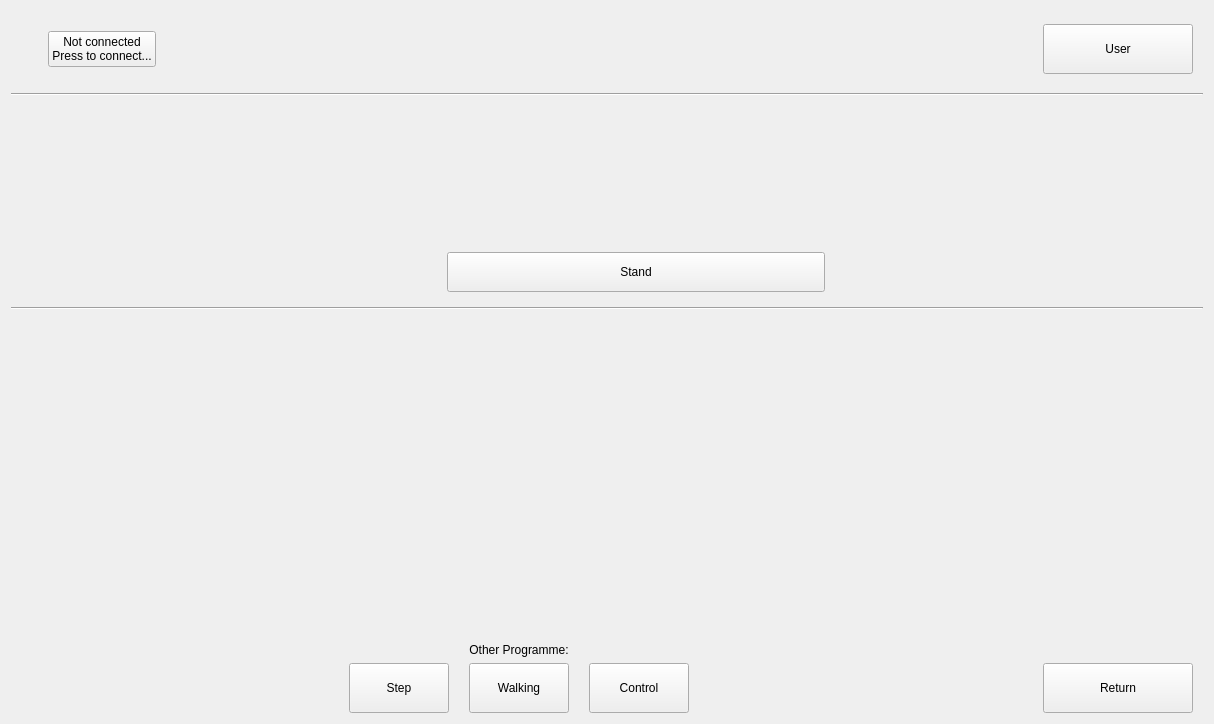
First picture: the form in src/gui_pkg/include/gui_pkg/session_form.ui, repository cristianbass01/GUI_robotic_exoskeleton, before the edit.
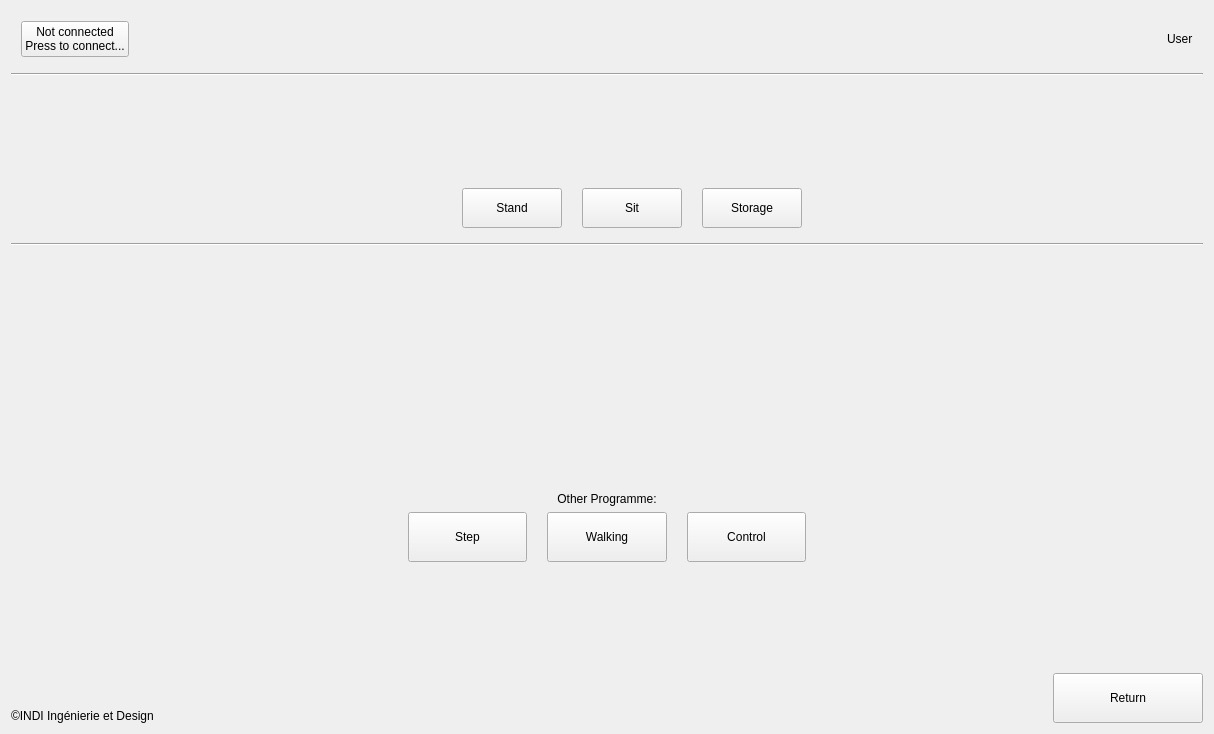
Second picture: the form after the edit. Icons and pictures are not drawn.

The edit to the form file:
```diff
--- a/src/gui_pkg/include/gui_pkg/session_form.ui
+++ b/src/gui_pkg/include/gui_pkg/session_form.ui
@@ -7,7 +7,7 @@
     <x>0</x>
     <y>0</y>
     <width>1214</width>
-    <height>724</height>
+    <height>734</height>
    </rect>
   </property>
   <property name="windowTitle">
@@ -35,43 +35,6 @@
           <number>10</number>
          </property>
          <item>
-          <widget class="QFrame" name="home">
-           <layout class="QHBoxLayout" name="horizontalLayout_3">
-            <property name="spacing">
-             <number>10</number>
-            </property>
-            <property name="leftMargin">
-             <number>10</number>
-            </property>
-            <property name="topMargin">
-             <number>10</number>
-            </property>
-            <property name="rightMargin">
-             <number>20</number>
-            </property>
-            <property name="bottomMargin">
-             <number>10</number>
-            </property>
-            <item>
-             <widget class="QLabel" name="homeButton">
-              <property name="autoFillBackground">
-               <bool>false</bool>
-              </property>
-              <property name="styleSheet">
-               <string notr="true"/>
-              </property>
-              <property name="text">
-               <string>&lt;img src=&quot;:/img/logo.png&quot; width=&quot;50&quot;/&gt;</string>
-              </property>
-              <property name="scaledContents">
-               <bool>false</bool>
-              </property>
-              <property name="margin">
-               <number>6</number>
-              </property>
-             </widget>
-            </item>
-            <item>
              <widget class="QPushButton" name="connectButton">
               <property name="styleSheet">
                <string notr="true"/>
@@ -82,9 +45,6 @@
               </property>
              </widget>
             </item>
-           </layout>
-          </widget>
-         </item>
          <item>
           <spacer name="horizontalSpacer">
            <property name="orientation">
@@ -99,46 +59,30 @@
           </spacer>
          </item>
          <item>
-          <widget class="QPushButton" name="userButton">
-           <property name="sizePolicy">
-            <sizepolicy hsizetype="Fixed" vsizetype="Minimum">
-             <horstretch>0</horstretch>
-             <verstretch>0</verstretch>
-            </sizepolicy>
-           </property>
-           <property name="minimumSize">
-            <size>
-             <width>150</width>
-             <height>40</height>
-            </size>
-           </property>
-           <property name="maximumSize">
+         <widget class="QLabel" name="label_4">
+          <property name="text">
+           <string>&lt;html&gt;&lt;head/&gt;&lt;body&gt;&lt;p&gt;&lt;img src=&quot;:/INDI/INDI/Logo.png&quot; width=&quot;50&quot;/&gt;&lt;/p&gt;&lt;/body&gt;&lt;/html&gt;</string>
+          </property>
+         </widget>
+        </item>
+        <item>
+         <spacer name="horizontalSpacer_7">
+          <property name="orientation">
+           <enum>Qt::Horizontal</enum>
+          </property>
+          <property name="sizeHint" stdset="0">
             <size>
-             <width>300</width>
-             <height>50</height>
-            </size>
-           </property>
-           <property name="sizeIncrement">
-            <size>
-             <width>0</width>
-             <height>0</height>
-            </size>
-           </property>
-           <property name="baseSize">
-            <size>
-             <width>0</width>
-             <height>0</height>
-            </size>
-           </property>
+            <width>40</width>
+            <height>20</height>
+           </size>
+          </property>
+         </spacer>
+        </item>
+        <item>
+         <widget class="QLabel" name="label_2">
            <property name="text">
             <string>User</string>
            </property>
-           <property name="iconSize">
-            <size>
-             <width>16</width>
-             <height>16</height>
-            </size>
-           </property>
           </widget>
          </item>
         </layout>
@@ -175,12 +119,6 @@
         <item>
          <widget class="QFrame" name="frame">
           <layout class="QVBoxLayout" name="verticalLayout">
-           <property name="spacing">
-            <number>10</number>
-           </property>
-           <property name="rightMargin">
-            <number>1</number>
-           </property>
            <item>
             <spacer name="verticalSpacer_5">
              <property name="orientation">
@@ -236,7 +174,10 @@
                 <number>0</number>
                </property>
                <property name="text">
-                <string>&lt;html&gt;&lt;head/&gt;&lt;body&gt;&lt;p align=&quot;center&quot;&gt;&lt;img src=&quot;:/img/steps.png&quot; width=&quot;200&quot;/&gt;&lt;/p&gt;&lt;/body&gt;&lt;/html&gt;</string>
+               <string/>
+              </property>
+              <property name="pixmap">
+               <pixmap resource="../../rc/resource.qrc">:/Alice/Alice/Alice_stand_straight.png</pixmap>
                </property>
                <property name="scaledContents">
                 <bool>true</bool>
@@ -248,7 +189,7 @@
                 <bool>false</bool>
                </property>
                <property name="margin">
-                <number>40</number>
+               <number>0</number>
                </property>
               </widget>
              </item>
@@ -268,48 +209,13 @@
             </layout>
            </item>
            <item>
-            <layout class="QHBoxLayout" name="horizontalLayout_11">
-             <item>
-              <spacer name="horizontalSpacer_10">
-               <property name="orientation">
-                <enum>Qt::Horizontal</enum>
-               </property>
-               <property name="sizeHint" stdset="0">
-                <size>
-                 <width>40</width>
-                 <height>20</height>
-                </size>
-               </property>
-              </spacer>
-             </item>
-             <item>
-              <widget class="QPushButton" name="standButton">
-               <property name="sizePolicy">
-                <sizepolicy hsizetype="MinimumExpanding" vsizetype="Preferred">
-                 <horstretch>0</horstretch>
-                 <verstretch>0</verstretch>
-                </sizepolicy>
-               </property>
-               <property name="minimumSize">
-                <size>
-                 <width>100</width>
-                 <height>40</height>
-                </size>
-               </property>
-               <property name="maximumSize">
-                <size>
-                 <width>400</width>
-                 <height>50</height>
-                </size>
-               </property>
-               <property name="text">
-                <string>Stand</string>
-               </property>
-               <property name="autoDefault">
-                <bool>false</bool>
-               </property>
-              </widget>
-             </item>
+           <layout class="QHBoxLayout" name="horizontalLayout_5">
+            <property name="spacing">
+             <number>20</number>
+            </property>
+            <property name="topMargin">
+             <number>10</number>
+            </property>
              <item>
               <spacer name="horizontalSpacer_11">
                <property name="orientation">
@@ -317,7 +223,104 @@
                </property>
                <property name="sizeHint" stdset="0">
                 <size>
-                 <width>40</width>
+                <width>1107</width>
+                <height>20</height>
+               </size>
+              </property>
+             </spacer>
+            </item>
+            <item>
+             <widget class="QPushButton" name="standButton_3">
+              <property name="sizePolicy">
+               <sizepolicy hsizetype="MinimumExpanding" vsizetype="Preferred">
+                <horstretch>0</horstretch>
+                <verstretch>0</verstretch>
+               </sizepolicy>
+              </property>
+              <property name="minimumSize">
+               <size>
+                <width>100</width>
+                <height>40</height>
+               </size>
+              </property>
+              <property name="maximumSize">
+               <size>
+                <width>400</width>
+                <height>50</height>
+               </size>
+              </property>
+              <property name="text">
+               <string>Stand</string>
+              </property>
+              <property name="autoDefault">
+               <bool>false</bool>
+              </property>
+             </widget>
+            </item>
+            <item>
+             <widget class="QPushButton" name="sitButton">
+              <property name="sizePolicy">
+               <sizepolicy hsizetype="MinimumExpanding" vsizetype="Preferred">
+                <horstretch>0</horstretch>
+                <verstretch>0</verstretch>
+               </sizepolicy>
+              </property>
+              <property name="minimumSize">
+               <size>
+                <width>100</width>
+                <height>40</height>
+               </size>
+              </property>
+              <property name="maximumSize">
+               <size>
+                <width>400</width>
+                <height>50</height>
+               </size>
+              </property>
+              <property name="text">
+               <string>Sit</string>
+              </property>
+              <property name="autoDefault">
+               <bool>false</bool>
+              </property>
+             </widget>
+            </item>
+            <item>
+             <widget class="QPushButton" name="storageButton">
+              <property name="sizePolicy">
+               <sizepolicy hsizetype="MinimumExpanding" vsizetype="Preferred">
+                <horstretch>0</horstretch>
+                <verstretch>0</verstretch>
+               </sizepolicy>
+              </property>
+              <property name="minimumSize">
+               <size>
+                <width>100</width>
+                <height>40</height>
+               </size>
+              </property>
+              <property name="maximumSize">
+               <size>
+                <width>400</width>
+                <height>50</height>
+               </size>
+              </property>
+              <property name="text">
+               <string>Storage</string>
+              </property>
+              <property name="autoDefault">
+               <bool>false</bool>
+              </property>
+             </widget>
+            </item>
+            <item>
+             <spacer name="horizontalSpacer_10">
+              <property name="orientation">
+               <enum>Qt::Horizontal</enum>
+              </property>
+              <property name="sizeHint" stdset="0">
+               <size>
+                <width>1107</width>
                  <height>20</height>
                 </size>
                </property>
@@ -502,13 +505,43 @@
           </property>
          </spacer>
         </item>
+      </layout>
+     </item>
+     <item>
+      <layout class="QHBoxLayout" name="horizontalLayout_3">
+       <property name="topMargin">
+        <number>0</number>
+       </property>
+       <item>
+        <widget class="QLabel" name="label">
+         <property name="text">
+          <string>©INDI Ingénierie et Design</string>
+         </property>
+         <property name="alignment">
+          <set>Qt::AlignBottom|Qt::AlignLeading|Qt::AlignLeft</set>
+         </property>
+        </widget>
+       </item>
+       <item>
+        <spacer name="horizontalSpacer_3">
+         <property name="orientation">
+          <enum>Qt::Horizontal</enum>
+         </property>
+         <property name="sizeHint" stdset="0">
+          <size>
+           <width>40</width>
+           <height>20</height>
+          </size>
+         </property>
+        </spacer>
+       </item>
         <item>
          <layout class="QVBoxLayout" name="verticalLayout_8">
           <property name="leftMargin">
            <number>10</number>
           </property>
           <property name="rightMargin">
-           <number>10</number>
+          <number>0</number>
           </property>
           <item>
            <spacer name="verticalSpacer_2">
```
Left out of the diff: 6 changed lines with no effect on the pictures. Lines whose indentation alone changed are shown as unchanged.
